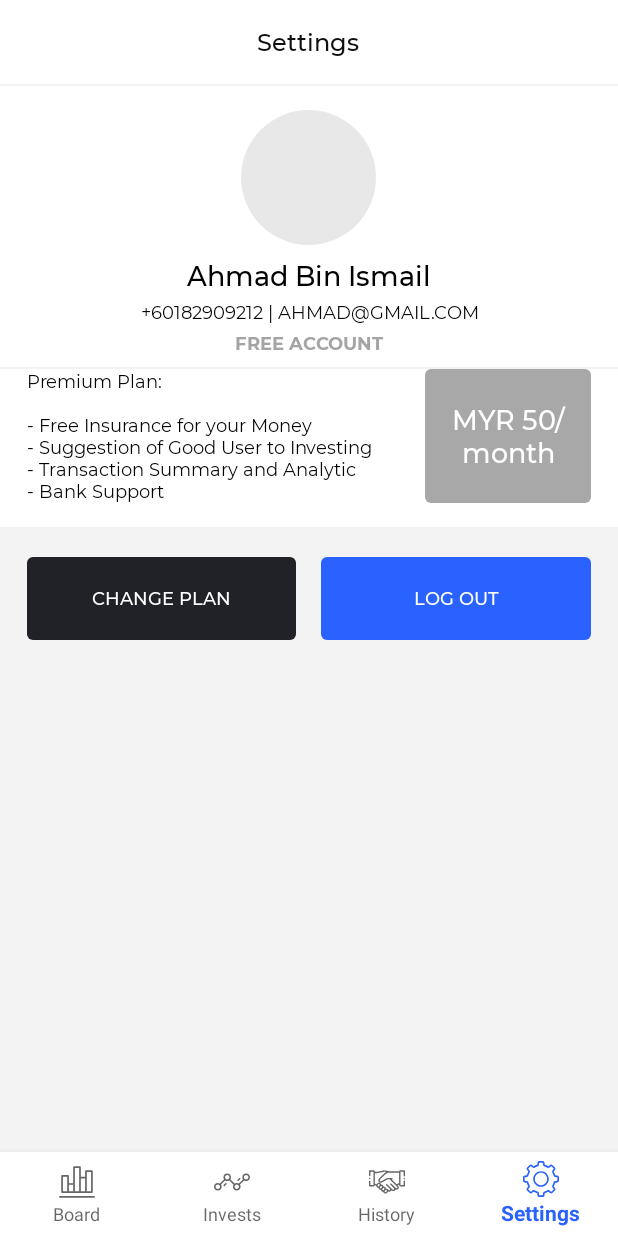
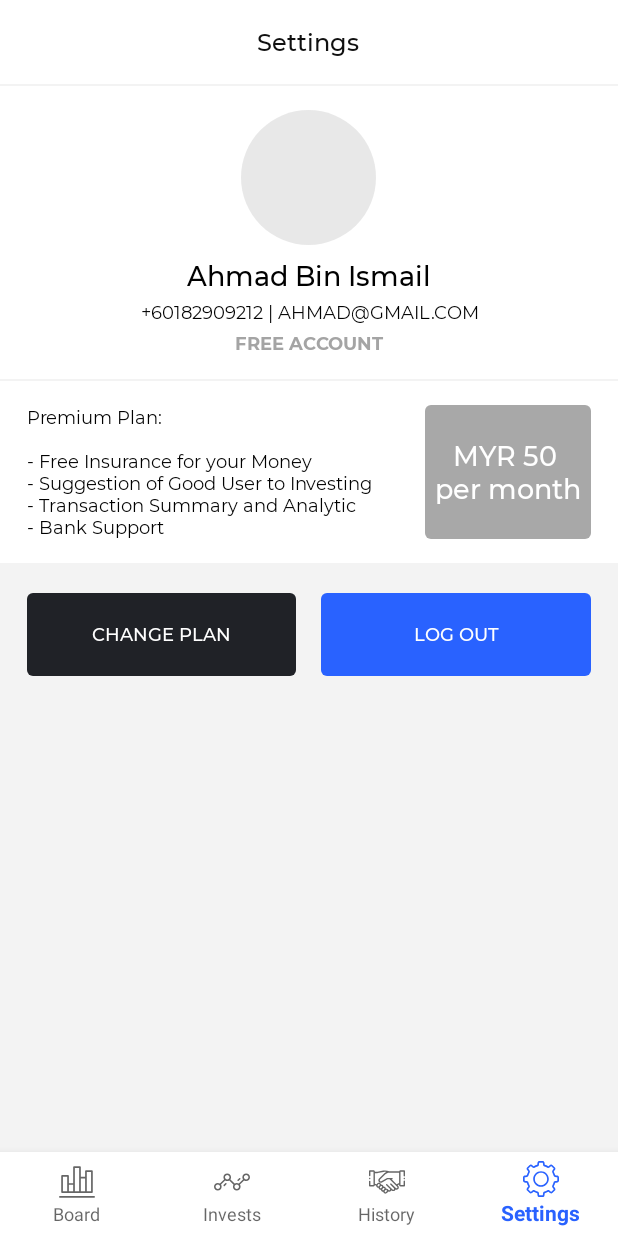
Before and after one commit to aldieemaulana/LendMe, an Android app: the screen it shows after launch once a user with an empty profile is signed in (MainActivity), item 4 of the bottom bar chosen, on a phone screen of 412 x 824 dp. Run offline under Robolectric (Android 15) with nearby library versions, the phone set to English and light mode, and no system bars; our stand-ins replace CircleImageView, Firebase (no records; nobody signed in at launch, a user with empty details on screens opened directly); libraries missing offline, so code that uses them is left out: com.kaopiz.kprogresshud; 1 statement that could not run was skipped.

Commit message:
size and label change

```diff
--- a/app/src/main/res/layout/fragment_setting.xml
+++ b/app/src/main/res/layout/fragment_setting.xml
@@ -17,7 +17,7 @@
         android:orientation="vertical"
         android:background="@color/colorWhite"
         android:paddingTop="@dimen/activity_vertical_margin"
-        android:paddingBottom="@dimen/activity_vertical_margin_small"
+        android:paddingBottom="@dimen/activity_vertical_margin"
         style="@style/AppTheme.Layout.Horizontal">
 
         <de.hdodenhof.circleimageview.CircleImageView
@@ -73,6 +73,7 @@
         android:background="@color/colorWhite"
         style="@style/AppTheme.Layout.Horizontal"
         android:paddingBottom="@dimen/activity_vertical_margin"
+        android:paddingTop="@dimen/activity_vertical_margin"
         android:layout_marginBottom="@dimen/component_extra_big">
 
 
--- a/app/src/main/res/values/strings.xml
+++ b/app/src/main/res/values/strings.xml
@@ -76,5 +76,5 @@
     <string name="text_change_plan">Change Plan</string>
     <string name="text_log_out">Log Out</string>
     <string name="text_subscribe">Premium Plan: \n\n- Free Insurance for your Money\n- Suggestion of Good User to Investing \n- Transaction Summary and Analytic \n- Bank Support</string>
-    <string name="text_plan_price">MYR 50/month</string>
+    <string name="text_plan_price">MYR 50 \nper month</string>
 </resources>
```
